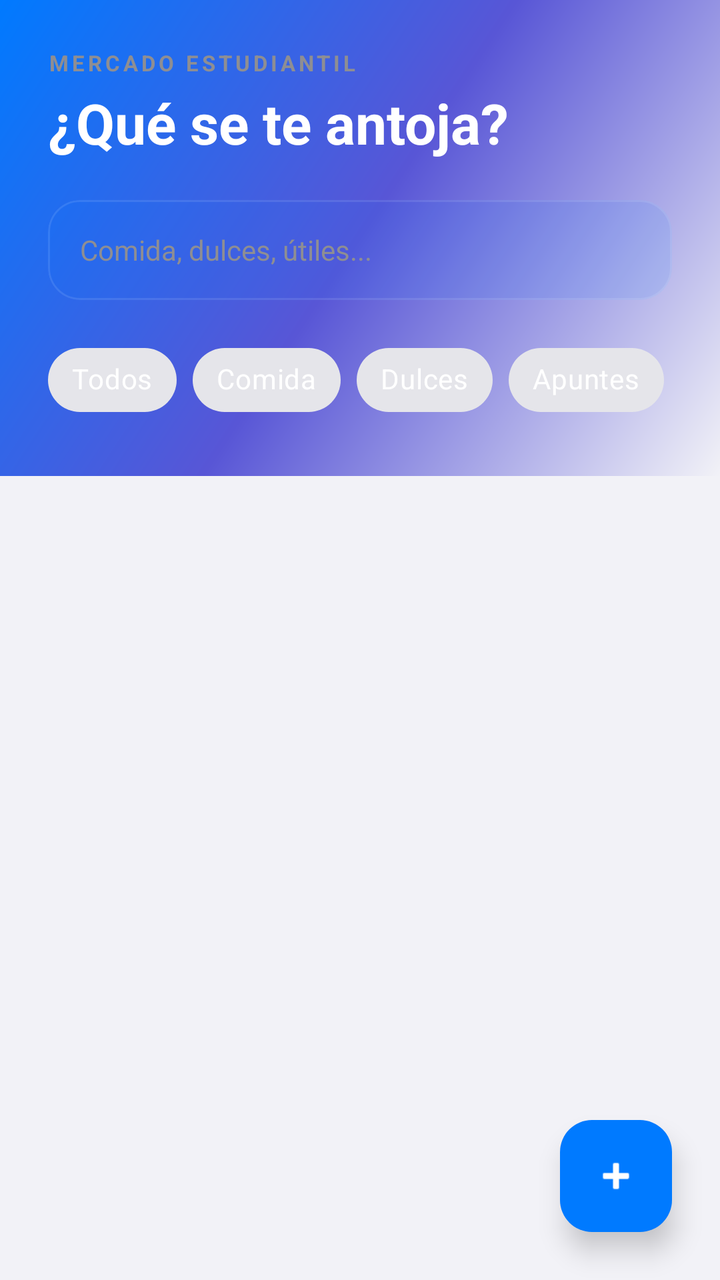
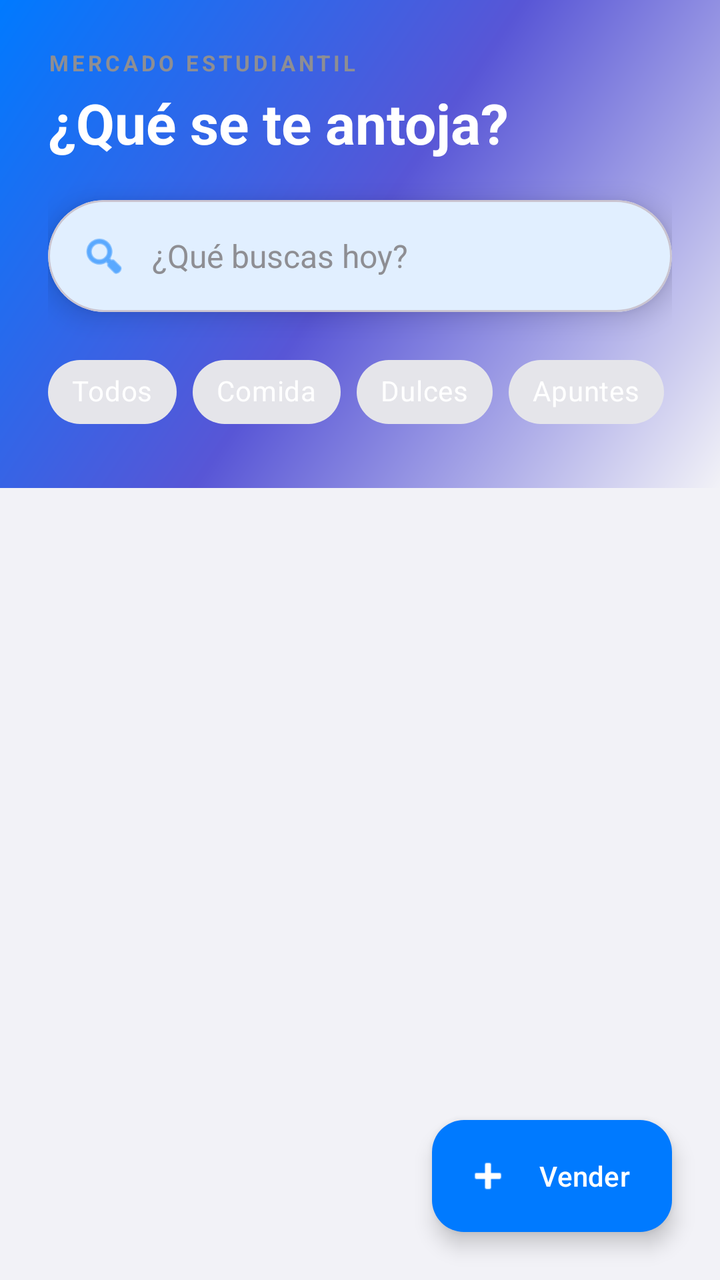

Compare the two renders of this Android layout. The source of the first and the diff that turns it into the second are given below.
<!-- AndroidManifest.xml: application theme Theme.ActividadMenu -->
<!-- res/layout/fragment_compraventa.xml -->
<?xml version="1.0" encoding="utf-8"?>
<androidx.coordinatorlayout.widget.CoordinatorLayout xmlns:android="http://schemas.android.com/apk/res/android"
    xmlns:app="http://schemas.android.com/apk/res-auto"
    xmlns:tools="http://schemas.android.com/tools"
    android:layout_width="match_parent"
    android:layout_height="match_parent"
    android:background="@color/background">

    <com.google.android.material.appbar.AppBarLayout
        android:layout_width="match_parent"
        android:layout_height="wrap_content"
        android:background="@android:color/transparent"
        app:elevation="0dp">

        <com.google.android.material.appbar.CollapsingToolbarLayout
            android:layout_width="match_parent"
            android:layout_height="wrap_content"
            app:layout_scrollFlags="scroll|exitUntilCollapsed">

            <LinearLayout
                android:layout_width="match_parent"
                android:layout_height="wrap_content"
                android:background="@drawable/header_gradient"
                android:orientation="vertical"
                android:padding="24dp"
                android:paddingTop="64dp"
                android:paddingBottom="24dp">

                <TextView
                    android:layout_width="wrap_content"
                    android:layout_height="wrap_content"
                    android:text="MERCADO ESTUDIANTIL"
                    android:textColor="@color/text_hint"
                    android:textSize="11sp"
                    android:textStyle="bold"
                    android:letterSpacing="0.15" />

                <TextView
                    android:layout_width="wrap_content"
                    android:layout_height="wrap_content"
                    android:text="¿Qué se te antoja?"
                    android:textColor="@color/white"
                    android:textSize="28sp"
                    android:textStyle="bold"
                    android:layout_marginTop="4dp" />

                <com.google.android.material.card.MaterialCardView
                    android:layout_width="match_parent"
                    android:layout_height="wrap_content"
                    android:layout_marginTop="20dp"
                    app:cardCornerRadius="16dp"
                    app:cardElevation="0dp"
                    app:cardBackgroundColor="@color/glass_dark"
                    app:strokeWidth="1dp"
                    app:strokeColor="#1AFFFFFF">

                    <EditText
                        android:id="@+id/etSearchCV"
                        android:layout_width="match_parent"
                        android:layout_height="50dp"
                        android:background="@android:color/transparent"
                        android:hint="Comida, dulces, útiles..."
                        android:paddingHorizontal="16dp"
                        android:textColor="@color/text_primary"
                        android:textColorHint="@color/text_hint"
                        android:textSize="14sp"
                        android:maxLines="1"
                        android:inputType="text" />
                </com.google.android.material.card.MaterialCardView>

                <HorizontalScrollView
                    android:layout_width="match_parent"
                    android:layout_height="wrap_content"
                    android:layout_marginTop="16dp"
                    android:scrollbars="none">

                    <com.google.android.material.chip.ChipGroup
                        android:id="@+id/chipGroupCategorias"
                        android:layout_width="wrap_content"
                        android:layout_height="wrap_content"
                        app:singleSelection="true"
                        app:selectionRequired="true">

                        <com.google.android.material.chip.Chip
                            android:id="@+id/chipTodos"
                            style="@style/Widget.MaterialComponents.Chip.Choice"
                            android:layout_width="wrap_content"
                            android:layout_height="wrap_content"
                            android:text="Todos"
                            android:checked="true"
                            android:textColor="@color/white"
                            app:chipBackgroundColor="@color/surface_variant"
                            app:chipStrokeWidth="0dp" />

                        <com.google.android.material.chip.Chip
                            android:id="@+id/chipComida"
                            style="@style/Widget.MaterialComponents.Chip.Choice"
                            android:layout_width="wrap_content"
                            android:layout_height="wrap_content"
                            android:text="Comida"
                            android:textColor="@color/white"
                            app:chipBackgroundColor="@color/surface_variant"
                            app:chipStrokeWidth="0dp" />

                        <com.google.android.material.chip.Chip
                            android:id="@+id/chipDulces"
                            style="@style/Widget.MaterialComponents.Chip.Choice"
                            android:layout_width="wrap_content"
                            android:layout_height="wrap_content"
                            android:text="Dulces"
                            android:textColor="@color/white"
                            app:chipBackgroundColor="@color/surface_variant"
                            app:chipStrokeWidth="0dp" />

                        <com.google.android.material.chip.Chip
                            android:id="@+id/chipApuntes"
                            style="@style/Widget.MaterialComponents.Chip.Choice"
                            android:layout_width="wrap_content"
                            android:layout_height="wrap_content"
                            android:text="Apuntes"
                            android:textColor="@color/white"
                            app:chipBackgroundColor="@color/surface_variant"
                            app:chipStrokeWidth="0dp" />

                        <com.google.android.material.chip.Chip
                            android:id="@+id/chipLibros"
                            style="@style/Widget.MaterialComponents.Chip.Choice"
                            android:layout_width="wrap_content"
                            android:layout_height="wrap_content"
                            android:text="Libros"
                            android:textColor="@color/white"
                            app:chipBackgroundColor="@color/surface_variant"
                            app:chipStrokeWidth="0dp" />

                        <com.google.android.material.chip.Chip
                            android:id="@+id/chipElectronicos"
                            style="@style/Widget.MaterialComponents.Chip.Choice"
                            android:layout_width="wrap_content"
                            android:layout_height="wrap_content"
                            android:text="Electrónicos"
                            android:textColor="@color/white"
                            app:chipBackgroundColor="@color/surface_variant"
                            app:chipStrokeWidth="0dp" />

                        <com.google.android.material.chip.Chip
                            android:id="@+id/chipAccesorios"
                            style="@style/Widget.MaterialComponents.Chip.Choice"
                            android:layout_width="wrap_content"
                            android:layout_height="wrap_content"
                            android:text="Accesorios"
                            android:textColor="@color/white"
                            app:chipBackgroundColor="@color/surface_variant"
                            app:chipStrokeWidth="0dp" />

                    </com.google.android.material.chip.ChipGroup>
                </HorizontalScrollView>

            </LinearLayout>
        </com.google.android.material.appbar.CollapsingToolbarLayout>
    </com.google.android.material.appbar.AppBarLayout>

    <androidx.recyclerview.widget.RecyclerView
        android:id="@+id/rvProductosCV"
        android:layout_width="match_parent"
        android:layout_height="match_parent"
        android:clipToPadding="false"
        android:paddingTop="12dp"
        android:paddingBottom="100dp"
        android:layout_marginTop="-20dp"
        app:layout_behavior="@string/appbar_scrolling_view_behavior" />

    <LinearLayout
        android:id="@+id/layoutEmptyCV"
        android:layout_width="wrap_content"
        android:layout_height="wrap_content"
        android:layout_gravity="center"
        android:gravity="center"
        android:orientation="vertical"
        android:visibility="gone">

        <ImageView
            android:layout_width="120dp"
            android:layout_height="120dp"
            android:src="@android:drawable/ic_menu_search"
            app:tint="@color/primary"
            android:alpha="0.5" />

        <TextView
            android:layout_width="wrap_content"
            android:layout_height="wrap_content"
            android:layout_marginTop="16dp"
            android:text="No encontramos lo que buscas"
            android:textColor="@color/text_secondary"
            android:textSize="18sp"
            android:textStyle="bold" />

        <TextView
            android:layout_width="wrap_content"
            android:layout_height="wrap_content"
            android:layout_marginTop="8dp"
            android:text="Intenta con otra categoría o palabra"
            android:textColor="@color/text_hint"
            android:textSize="14sp" />
    </LinearLayout>

    <com.google.android.material.floatingactionbutton.FloatingActionButton
        android:id="@+id/fabVender"
        android:layout_width="wrap_content"
        android:layout_height="wrap_content"
        android:layout_gravity="bottom|end"
        android:layout_margin="24dp"
        android:src="@android:drawable/ic_input_add"
        app:backgroundTint="@color/primary"
        app:tint="@color/white"
        app:elevation="8dp" />

</androidx.coordinatorlayout.widget.CoordinatorLayout>
<!-- resources referenced by this layout -->
<resources>
  <color name="background">#F2F2F7</color>
  <color name="glass_dark">#1A007AFF</color>
  <color name="primary">#007AFF</color>
  <color name="surface_variant">#E5E5EA</color>
  <color name="text_hint">#8E8E93</color>
  <color name="text_primary">#000000</color>
  <color name="text_secondary">#3A3A3C</color>
  <color name="white">#FFFFFFFF</color>
  <!-- drawable header_gradient (drawable) -->
  <?xml version="1.0" encoding="utf-8"?>
  <shape xmlns:android="http://schemas.android.com/apk/res/android">
      <gradient
          android:angle="315"
          android:startColor="@color/grad_start"
          android:centerColor="@color/grad_center"
          android:endColor="@color/grad_end"
          android:type="linear" />
  </shape>
  <style name="Theme.ActividadMenu" parent="Base.Theme.ActividadMenu" />
  <color name="grad_start">#007AFF</color>
  <color name="grad_center">#5856D6</color>
  <color name="grad_end">#F2F2F7</color>
  <style name="Base.Theme.ActividadMenu" parent="Theme.Material3.DayNight.NoActionBar">
          <item name="colorPrimary">@color/primary</item>
          <item name="colorPrimaryDark">@color/primary_dark</item>
          <item name="colorOnPrimary">@color/text_on_primary</item>
          <item name="colorSurface">@color/surface</item>
          <item name="android:statusBarColor">@color/primary</item>
          <item name="android:windowLightStatusBar">true</item>
          <item name="android:navigationBarColor">@color/background</item>
      </style>
  <color name="primary_dark">#0056B3</color>
  <color name="text_on_primary">#FFFFFF</color>
  <color name="surface">#FFFFFF</color>
</resources>

<!-- the commit's change to res/layout/fragment_compraventa.xml (unified diff, before → after) -->
@@ -46,26 +46,37 @@
 
                 <com.google.android.material.card.MaterialCardView
                     android:layout_width="match_parent"
-                    android:layout_height="wrap_content"
+                    android:layout_height="56dp"
                     android:layout_marginTop="20dp"
-                    app:cardCornerRadius="16dp"
-                    app:cardElevation="0dp"
-                    app:cardBackgroundColor="@color/glass_dark"
-                    app:strokeWidth="1dp"
-                    app:strokeColor="#1AFFFFFF">
-
-                    <EditText
-                        android:id="@+id/etSearchCV"
+                    app:cardCornerRadius="28dp"
+                    app:cardElevation="8dp"
+                    app:cardBackgroundColor="@color/surface">
+
+                    <LinearLayout
                         android:layout_width="match_parent"
-                        android:layout_height="50dp"
-                        android:background="@android:color/transparent"
-                        android:hint="Comida, dulces, útiles..."
-                        android:paddingHorizontal="16dp"
-                        android:textColor="@color/text_primary"
-                        android:textColorHint="@color/text_hint"
-                        android:textSize="14sp"
-                        android:maxLines="1"
-                        android:inputType="text" />
+                        android:layout_height="match_parent"
+                        android:gravity="center_vertical"
+                        android:paddingHorizontal="16dp">
+
+                        <ImageView
+                            android:layout_width="24dp"
+                            android:layout_height="24dp"
+                            android:src="@android:drawable/ic_menu_search"
+                            app:tint="@color/primary" />
+
+                        <EditText
+                            android:id="@+id/etSearchCV"
+                            android:layout_width="match_parent"
+                            android:layout_height="match_parent"
+                            android:background="@android:color/transparent"
+                            android:hint="¿Qué buscas hoy?"
+                            android:paddingHorizontal="12dp"
+                            android:textColor="@color/text_primary"
+                            android:textColorHint="@color/text_hint"
+                            android:textSize="16sp"
+                            android:maxLines="1"
+                            android:inputType="text" />
+                    </LinearLayout>
                 </com.google.android.material.card.MaterialCardView>
 
                 <HorizontalScrollView
@@ -203,15 +214,16 @@
             android:textSize="14sp" />
     </LinearLayout>
 
-    <com.google.android.material.floatingactionbutton.FloatingActionButton
+    <com.google.android.material.floatingactionbutton.ExtendedFloatingActionButton
         android:id="@+id/fabVender"
         android:layout_width="wrap_content"
         android:layout_height="wrap_content"
         android:layout_gravity="bottom|end"
         android:layout_margin="24dp"
-        android:src="@android:drawable/ic_input_add"
-        app:backgroundTint="@color/primary"
-        app:tint="@color/white"
-        app:elevation="8dp" />
+        android:text="Vender"
+        android:textColor="@color/white"
+        app:icon="@android:drawable/ic_input_add"
+        app:iconTint="@color/white"
+        app:backgroundTint="@color/primary" />
 
 </androidx.coordinatorlayout.widget.CoordinatorLayout>
<!-- resource entries referenced after the edit -->
@@ -1,7 +1,6 @@
 <!-- resources referenced by this layout -->
 <resources>
   <color name="background">#F2F2F7</color>
-  <color name="glass_dark">#1A007AFF</color>
   <color name="primary">#007AFF</color>
   <color name="surface_variant">#E5E5EA</color>
   <color name="text_hint">#8E8E93</color>
